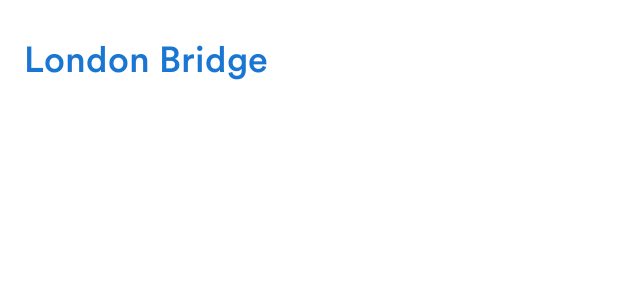
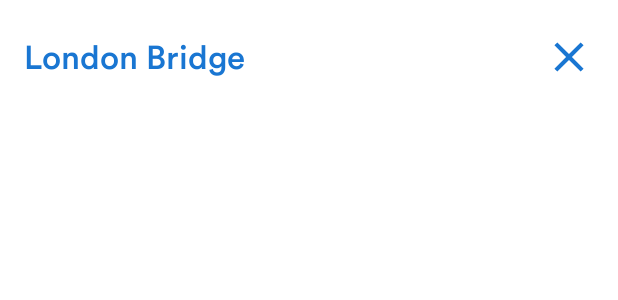
Before and after one commit to charlie-niekirk/TrainTimes, an Android app: the layout fragment_service_detail.xml on its own in the app's theme, with its tools: preview values and no code run, on a phone screen of 412 x 824 dp. Shown: the top 300 px of the screen. Run offline under Robolectric (Android 15) with nearby library versions, the phone set to English and light mode, and no system bars.

Commit message:
Fixed RecyclerView display issue

```diff
--- a/app/src/main/java/com/cniekirk/traintimes/ui/main/DepartureListAdapter.kt
+++ b/app/src/main/java/com/cniekirk/traintimes/ui/main/DepartureListAdapter.kt
@@ -151,6 +151,10 @@
             "scotrail" -> holder.tocName.apply {
                 (background as GradientDrawable).color = ColorStateList.valueOf(resources.getColor(R.color.tocScotrail, null))
             }
+            "merseyrail" -> holder.tocName.apply {
+                holder.tocName.setTextColor(holder.tocName.resources.getColor(R.color.colorBackground, null))
+                (background as GradientDrawable).color = ColorStateList.valueOf(resources.getColor(R.color.tocMerseyRail, null))
+            }
             else -> holder.tocName.apply {
                 holder.tocName.setTextColor(holder.tocName.resources.getColor(android.R.color.black, null))
                 (background as GradientDrawable).color = ColorStateList.valueOf(resources.getColor(R.color.colorAccent, null))
--- a/app/src/main/java/com/cniekirk/traintimes/ui/main/ServiceDetailFragment.kt
+++ b/app/src/main/java/com/cniekirk/traintimes/ui/main/ServiceDetailFragment.kt
@@ -67,7 +67,7 @@
     }
 
     private fun changeTocBg() {
-        binding.operatorName.setTextColor(resources.getColor(R.color.colorAccent, null))
+        binding.operatorName.setTextColor(resources.getColor(android.R.color.white, null))
 
         Log.e("Details", "TOC: ${binding.operatorName.text}")
 
@@ -147,6 +147,10 @@
             "scotrail" -> binding.operatorName.apply {
                 (background as GradientDrawable).color = ColorStateList.valueOf(resources.getColor(R.color.tocScotrail, null))
             }
+            "merseyrail" -> binding.operatorName.apply {
+                binding.operatorName.setTextColor(binding.operatorName.resources.getColor(R.color.colorBackground, null))
+                (background as GradientDrawable).color = ColorStateList.valueOf(resources.getColor(R.color.tocMerseyRail, null))
+            }
             else -> binding.operatorName.apply {
                 binding.operatorName.setTextColor(binding.operatorName.resources.getColor(android.R.color.black, null))
                 (background as GradientDrawable).color = ColorStateList.valueOf(resources.getColor(R.color.colorAccent, null))
--- a/app/src/main/res/layout/fragment_service_detail.xml
+++ b/app/src/main/res/layout/fragment_service_detail.xml
@@ -16,7 +16,7 @@
         android:layout_marginTop="24dp"
         android:layout_marginStart="16dp"
         android:fontFamily="@font/circularstd"
-        android:textSize="24sp"
+        android:textSize="22sp"
         android:textColor="@color/colorAccent"
         android:alpha="1"
         tools:text="London Bridge"/>
@@ -35,8 +35,19 @@
         android:paddingBottom="4dp"
         android:paddingStart="8dp"
         android:paddingEnd="8dp"
-        android:layout_marginTop="4dp"
+        android:layout_marginTop="8dp"
         android:alpha="0"
         tools:text="Great Western Railway"/>
 
+    <ImageView
+        android:id="@+id/back_up_btn"
+        android:layout_width="33dp"
+        android:layout_height="33dp"
+        android:src="@drawable/ic_clear"
+        app:layout_constraintEnd_toEndOf="parent"
+        app:layout_constraintTop_toTopOf="@id/service_destination"
+        app:layout_constraintBottom_toBottomOf="@id/service_destination"
+        android:layout_marginEnd="16dp"
+        android:tint="@color/colorAccent"/>
+
 </androidx.constraintlayout.motion.widget.MotionLayout>
```
Also changed, not shown: app/src/main/java/com/cniekirk/traintimes/ui/main/StationSearchFragment.kt (+18 -24 lines).
